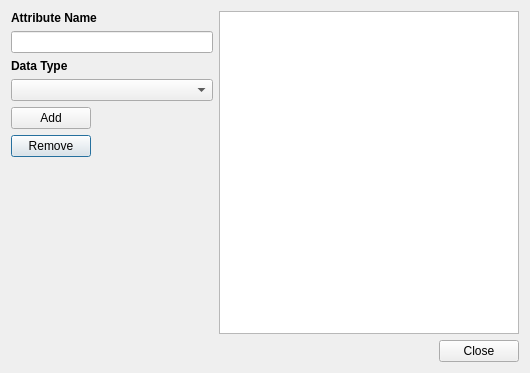
Qt form Application/attributeeditor.ui (atilm/RequirementsManager) before a commit.
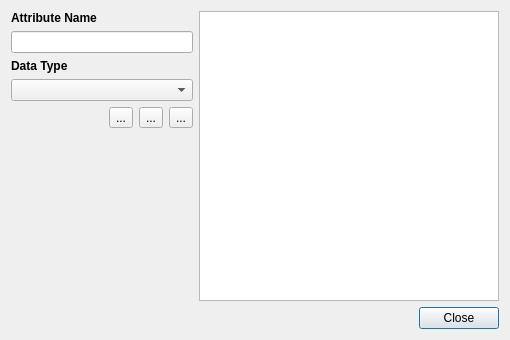
The same form after that commit. Icons and pictures are not drawn.

```diff
--- a/Application/attributeeditor.ui
+++ b/Application/attributeeditor.ui
@@ -6,30 +6,19 @@
    <rect>
     <x>0</x>
     <y>0</y>
-    <width>530</width>
-    <height>373</height>
+    <width>510</width>
+    <height>340</height>
    </rect>
   </property>
   <property name="windowTitle">
    <string>Dialog</string>
   </property>
+  <layout class="QVBoxLayout" name="verticalLayout_2">
+   <item>
+    <layout class="QHBoxLayout" name="horizontalLayout_2">
+     <item>
   <layout class="QVBoxLayout" name="verticalLayout">
    <item>
-    <layout class="QGridLayout" name="gridLayout">
-     <item row="6" column="0">
-      <spacer name="verticalSpacer">
-       <property name="orientation">
-        <enum>Qt::Vertical</enum>
-       </property>
-       <property name="sizeHint" stdset="0">
-        <size>
-         <width>20</width>
-         <height>40</height>
-        </size>
-       </property>
-      </spacer>
-     </item>
-     <item row="0" column="0" colspan="2">
       <widget class="QLabel" name="label">
        <property name="font">
         <font>
@@ -42,46 +31,10 @@
        </property>
       </widget>
      </item>
-     <item row="5" column="0">
-      <widget class="QPushButton" name="removeButton">
-       <property name="text">
-        <string>Remove</string>
-       </property>
-      </widget>
-     </item>
-     <item row="4" column="1">
-      <spacer name="horizontalSpacer">
-       <property name="orientation">
-        <enum>Qt::Horizontal</enum>
-       </property>
-       <property name="sizeHint" stdset="0">
-        <size>
-         <width>10</width>
-         <height>20</height>
-        </size>
-       </property>
-      </spacer>
-     </item>
-     <item row="3" column="0" colspan="2">
-      <widget class="QComboBox" name="typeBox"/>
-     </item>
-     <item row="1" column="0" colspan="2">
+       <item>
       <widget class="QLineEdit" name="nameEdit"/>
      </item>
-     <item row="5" column="1">
-      <spacer name="horizontalSpacer_2">
-       <property name="orientation">
-        <enum>Qt::Horizontal</enum>
-       </property>
-       <property name="sizeHint" stdset="0">
-        <size>
-         <width>10</width>
-         <height>20</height>
-        </size>
-       </property>
-      </spacer>
-     </item>
-     <item row="2" column="0" colspan="2">
+       <item>
       <widget class="QLabel" name="label_2">
        <property name="font">
         <font>
@@ -94,14 +47,75 @@
        </property>
       </widget>
      </item>
-     <item row="4" column="0">
-      <widget class="QPushButton" name="addButton">
+       <item>
+        <widget class="QComboBox" name="typeBox"/>
+       </item>
+       <item>
+        <layout class="QHBoxLayout" name="horizontalLayout">
+         <item>
+          <spacer name="horizontalSpacer">
+           <property name="orientation">
+            <enum>Qt::Horizontal</enum>
+           </property>
+           <property name="sizeHint" stdset="0">
+            <size>
+             <width>40</width>
+             <height>20</height>
+            </size>
+           </property>
+          </spacer>
+         </item>
+         <item>
+          <widget class="QToolButton" name="addButton">
        <property name="text">
-        <string>Add</string>
-       </property>
-      </widget>
-     </item>
-     <item row="0" column="2" rowspan="7">
+            <string>...</string>
+           </property>
+           <property name="icon">
+            <iconset resource="resources.qrc">
+             <normaloff>:/icons/Resources/list-add-3.ico</normaloff>:/icons/Resources/list-add-3.ico</iconset>
+           </property>
+          </widget>
+         </item>
+         <item>
+          <widget class="QToolButton" name="removeButton">
+           <property name="text">
+            <string>...</string>
+           </property>
+           <property name="icon">
+            <iconset resource="resources.qrc">
+             <normaloff>:/icons/Resources/list-remove-5.ico</normaloff>:/icons/Resources/list-remove-5.ico</iconset>
+           </property>
+          </widget>
+         </item>
+         <item>
+          <widget class="QToolButton" name="renameButton">
+           <property name="text">
+            <string>...</string>
+           </property>
+           <property name="icon">
+            <iconset resource="resources.qrc">
+             <normaloff>:/icons/Resources/edit-rename.ico</normaloff>:/icons/Resources/edit-rename.ico</iconset>
+           </property>
+          </widget>
+         </item>
+        </layout>
+       </item>
+       <item>
+        <spacer name="verticalSpacer_2">
+         <property name="orientation">
+          <enum>Qt::Vertical</enum>
+         </property>
+         <property name="sizeHint" stdset="0">
+          <size>
+           <width>20</width>
+           <height>40</height>
+          </size>
+         </property>
+        </spacer>
+       </item>
+      </layout>
+     </item>
+     <item>
       <widget class="QTableView" name="tableView">
        <property name="minimumSize">
         <size>
```
Left out of the diff: 4 changed lines with no effect on the pictures. Lines whose indentation alone changed are shown as unchanged.
